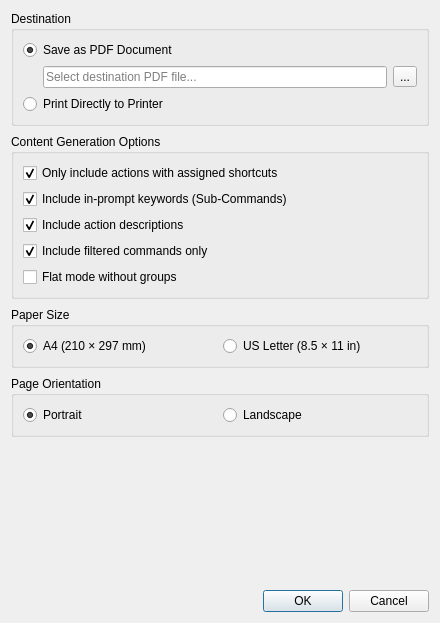
This is librecad/src/ui/dialogs/settings/options_customization/support/cheatsheet/lc_dlg_cheatsheet_options.ui in sand1024/LibreCAD as Qt 5 draws it before an edit. The edited form follows.
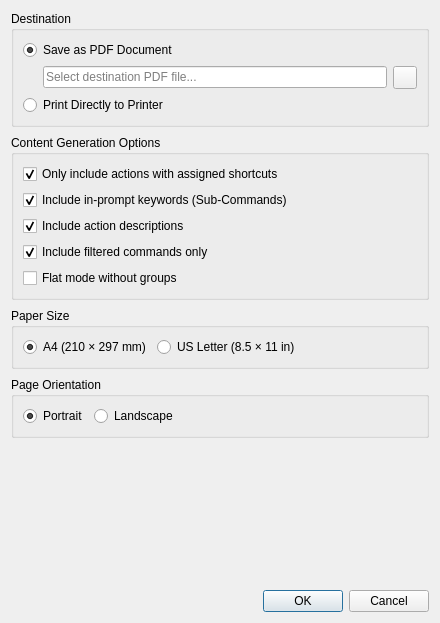
This is the edited form. Icons and pictures are not drawn.

Commit message: support of direct invocation of cheatsheet from main menu, code cleanup

Diff of the .ui file:
```diff
--- a/librecad/src/ui/dialogs/settings/options_customization/support/cheatsheet/lc_dlg_cheatsheet_options.ui
+++ b/librecad/src/ui/dialogs/settings/options_customization/support/cheatsheet/lc_dlg_cheatsheet_options.ui
@@ -56,7 +56,11 @@
            <string>Browse for output PDF path</string>
           </property>
           <property name="text">
-           <string>...</string>
+           <string/>
+          </property>
+          <property name="icon">
+           <iconset resource="../../../../../../../res/icons/icons.qrc">
+            <normaloff>:/icons/fileopen.lci</normaloff>:/icons/fileopen.lci</iconset>
           </property>
          </widget>
         </item>
@@ -177,6 +181,19 @@
         </property>
        </widget>
       </item>
+      <item>
+       <spacer name="horizontalSpacer">
+        <property name="orientation">
+         <enum>Qt::Orientation::Horizontal</enum>
+        </property>
+        <property name="sizeHint" stdset="0">
+         <size>
+          <width>0</width>
+          <height>0</height>
+         </size>
+        </property>
+       </spacer>
+      </item>
      </layout>
     </widget>
    </item>
@@ -203,6 +220,19 @@
         </property>
        </widget>
       </item>
+      <item>
+       <spacer name="horizontalSpacer_2">
+        <property name="orientation">
+         <enum>Qt::Orientation::Horizontal</enum>
+        </property>
+        <property name="sizeHint" stdset="0">
+         <size>
+          <width>0</width>
+          <height>0</height>
+         </size>
+        </property>
+       </spacer>
+      </item>
      </layout>
     </widget>
    </item>
```
Left out of the diff: 4 changed lines with no effect on the pictures. The commit also changes 45 other files.
